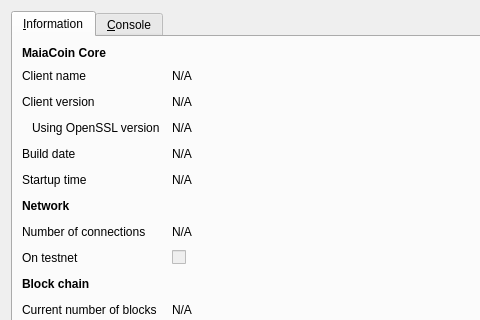
GryfenCrypto/gryfencoin, file src/qt/forms/rpcconsole.ui: the form before one commit; both pictures show x 0 to 480 and y 0 to 320 of the 740 by 498 pixel window.
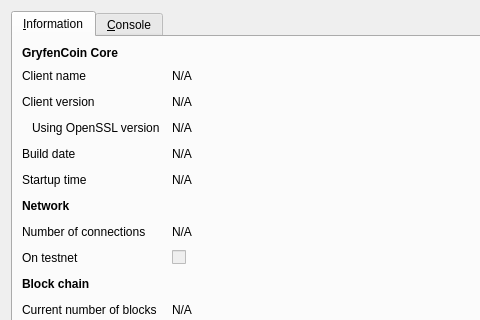
The form after the commit. Icons and pictures are not drawn.

Patch:
```diff
--- a/src/qt/forms/rpcconsole.ui
+++ b/src/qt/forms/rpcconsole.ui
@@ -217,7 +217,7 @@
           </font>
          </property>
          <property name="text">
-          <string>MaiaCoin Core</string>
+          <string>GryfenCoin Core</string>
          </property>
         </widget>
        </item>
```
Left out of the diff: 6 changed lines with no effect on the pictures.
